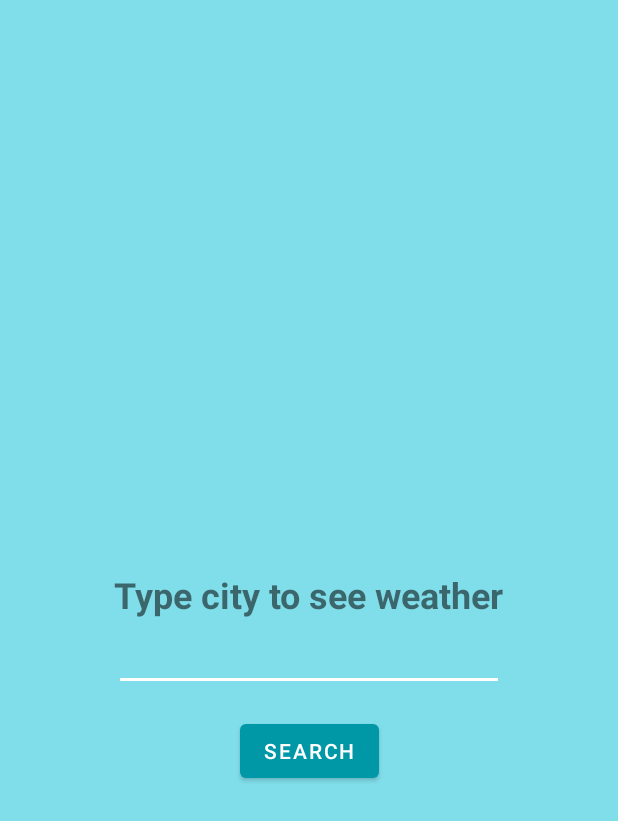
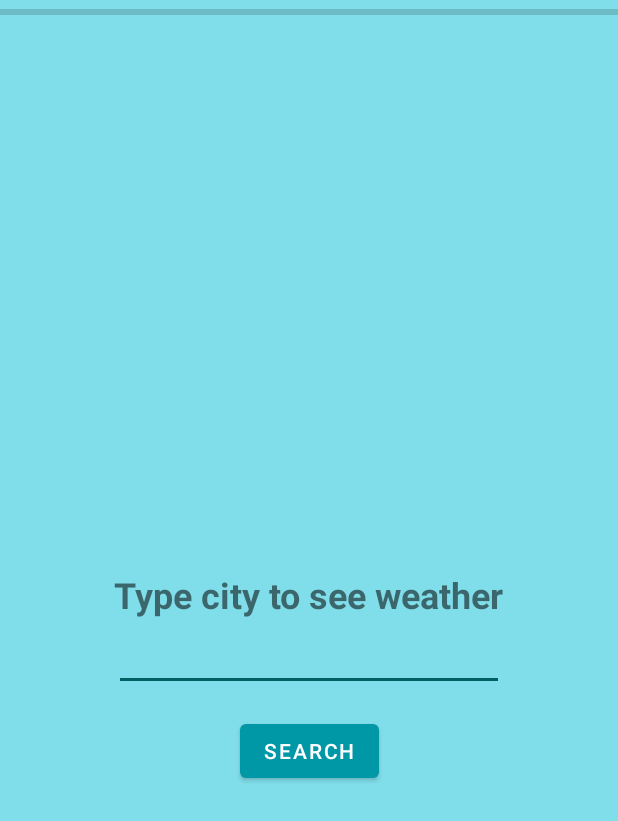
Before and after one commit to MrFreesher/weatherapp, an Android app: the layout fragment_search.xml on its own in the app's theme, with its tools: preview values and no code run, on a phone screen of 412 x 824 dp. Shown: the top 821 px of the screen. Run offline under Robolectric (Android 15) with nearby library versions, the phone set to English and light mode, and no system bars.

Commit message:
Add SearchViewModel and view interaction

```diff
--- a/app/src/main/java/com/freesher/weatherappmd/MainActivity.kt
+++ b/app/src/main/java/com/freesher/weatherappmd/MainActivity.kt
@@ -2,6 +2,7 @@ package com.freesher.weatherappmd
 
 import android.os.Bundle
 import androidx.appcompat.app.AppCompatActivity
+import com.freesher.weatherappmd.search.SearchFragment
 import com.freesher.weatherappmd.utils.FragmentCommunication
 
 class MainActivity : AppCompatActivity(), FragmentCommunication {
--- a/app/src/main/res/layout/fragment_search.xml
+++ b/app/src/main/res/layout/fragment_search.xml
@@ -5,10 +5,10 @@
     android:layout_width="match_parent"
     android:layout_height="match_parent"
     android:background="@color/colorAccent"
-    tools:context=".SearchFragment">
+    tools:context=".search.SearchFragment">
 
     <com.google.android.material.textview.MaterialTextView
-        android:id="@+id/textView"
+        android:id="@+id/cityLabel"
         style="@style/HeaderText"
         android:layout_width="wrap_content"
         android:layout_height="wrap_content"
@@ -20,24 +20,38 @@
         app:layout_constraintTop_toTopOf="parent" />
 
     <EditText
-        android:backgroundTint="@android:color/white"
-        android:id="@+id/editText"
+        android:id="@+id/cityInput"
+        style="@style/Widget.MaterialComponents.TextInputLayout.OutlinedBox"
         android:layout_width="0dp"
         android:layout_height="wrap_content"
         android:layout_marginTop="8dp"
-        style="@style/Widget.MaterialComponents.TextInputLayout.OutlinedBox"
-        app:layout_constraintEnd_toEndOf="@+id/textView"
-        app:layout_constraintStart_toStartOf="@+id/textView"
-        app:layout_constraintTop_toBottomOf="@+id/textView" />
+        android:backgroundTint="@color/colorPrimaryDark"
+        app:layout_constraintEnd_toEndOf="@+id/cityLabel"
+        app:layout_constraintStart_toStartOf="@+id/cityLabel"
+        app:layout_constraintTop_toBottomOf="@+id/cityLabel" />
 
     <com.google.android.material.button.MaterialButton
+        android:id="@+id/searchBtn"
         android:layout_width="wrap_content"
         android:layout_height="wrap_content"
         android:layout_marginTop="16dp"
         android:text="Search"
-        app:layout_constraintEnd_toEndOf="@+id/editText"
-        app:layout_constraintStart_toStartOf="@+id/editText"
-        app:layout_constraintTop_toBottomOf="@+id/editText" />
+        app:layout_constraintEnd_toEndOf="@+id/cityInput"
+        app:layout_constraintStart_toStartOf="@+id/cityInput"
+        app:layout_constraintTop_toBottomOf="@+id/cityInput" />
+
+    <ProgressBar
+        android:id="@+id/progressBar"
+        style="?android:attr/progressBarStyleHorizontal"
+        android:layout_width="match_parent"
+        android:layout_height="wrap_content"
+
+
+
+        android:max="100"
+        app:layout_constraintEnd_toEndOf="parent"
+        app:layout_constraintStart_toStartOf="parent"
+        app:layout_constraintTop_toTopOf="parent" />
 
 
 </androidx.constraintlayout.widget.ConstraintLayout>
```
Also changed, not shown: app/src/main/java/com/freesher/weatherappmd/SearchFragment.kt (deleted, +0 -22 lines), app/src/main/java/com/freesher/weatherappmd/search/SearchFragment.kt (added, +59 -0 lines), app/src/main/java/com/freesher/weatherappmd/search/SearchViewModel.kt (added, +34 -0 lines), app/src/main/java/com/freesher/weatherappmd/search/SearchViewModelFactory.kt (added, +14 -0 lines).
